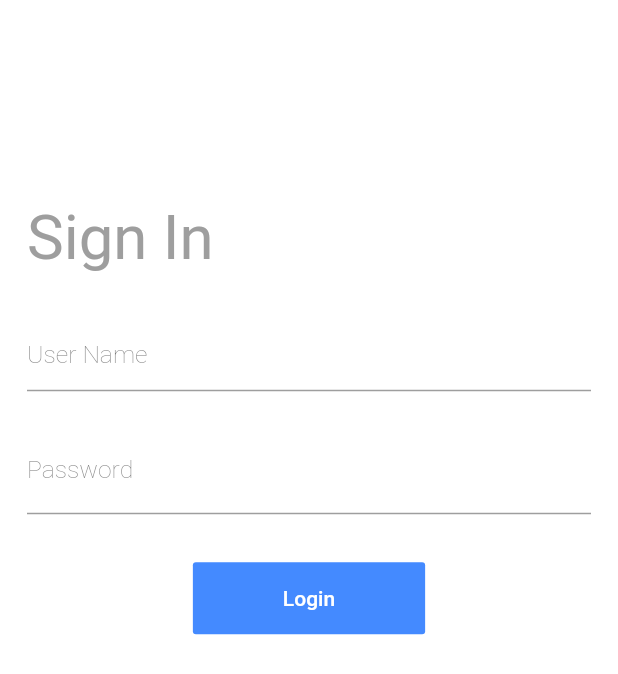
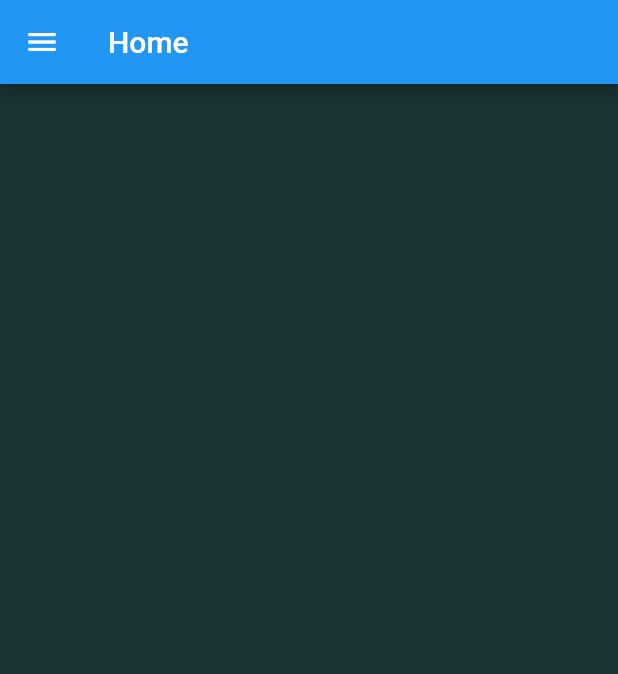
Before and after one commit to usmanuj7/DeliverIt, a Flutter app: the screen it shows after launch, after a tap on "Login", on a phone screen of 412 x 824 dp. Shown: the top 674 px of the screen. Run offline on Flutter 3.47's test engine with Material 2 defaults, Android fonts, the phone set to English and light mode, and no system bars.

Commit message:
home created

```diff
--- /dev/null
+++ b/lib/screens/HomeScreen.dart
@@ -0,0 +1,26 @@
+import 'package:flutter/material.dart';
+import 'package:flutter/widgets.dart';
+import 'package:flutter/rendering.dart';
+import 'package:ride_app/Components/Drawer.dart';
+
+
+class HomeScreen extends StatefulWidget {
+  @override
+  _HomeScreenState createState() => _HomeScreenState();
+}
+
+class _HomeScreenState extends State<HomeScreen> {
+  @override
+  Widget build(BuildContext context) {
+    return Scaffold(
+      backgroundColor: Color.fromRGBO(1, 30, 31, .9),
+      appBar: AppBar(
+        title: Text('Home'),
+      ),
+      body:  Container(
+
+    ),
+    drawer: DrawerComponent()
+    );
+  }
+}
--- a/lib/screens/SignInScreen.dart
+++ b/lib/screens/SignInScreen.dart
@@ -1,6 +1,7 @@
 import 'package:flutter/material.dart';
 import 'package:flutter/widgets.dart';
 import 'package:flutter/rendering.dart';
+import './HomeScreen.dart';
 
 class SignInScreen extends StatefulWidget {
   @override
@@ -88,7 +89,7 @@ class _SignInScreenState extends State<SignInScreen> {
                             decoration: InputDecoration(
                                 border: UnderlineInputBorder(),
                                 suffix: IconButton(
-                                  icon: Icon(Icons.lock),
+                                  icon: Icon(Icons.remove_red_eye),
                                   onPressed: _toggle,
                                 ),
                                 focusedBorder: UnderlineInputBorder(
@@ -104,7 +105,12 @@ class _SignInScreenState extends State<SignInScreen> {
                                     textColor: Colors.white,
                                     padding: EdgeInsets.symmetric(vertical:16, horizontal:60),
                                     splashColor: Colors.blueAccent,
-                                    onPressed: (){},
+                                    onPressed: (){
+                                         Navigator.push(
+                    context,
+                    MaterialPageRoute(
+                        builder: (context) => HomeScreen()));
+                                    },
                                     child: Text("Login")
                                 ),
                                 )
```
Also changed, not shown: lib/Components/Drawer.dart (added, +183 -0 lines).
